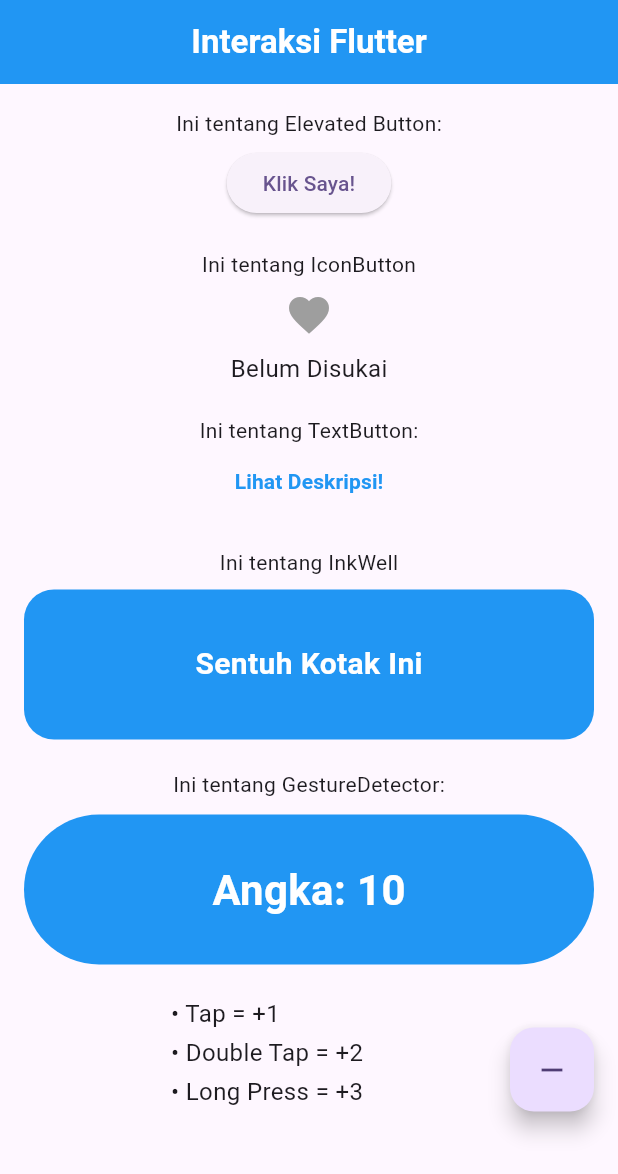
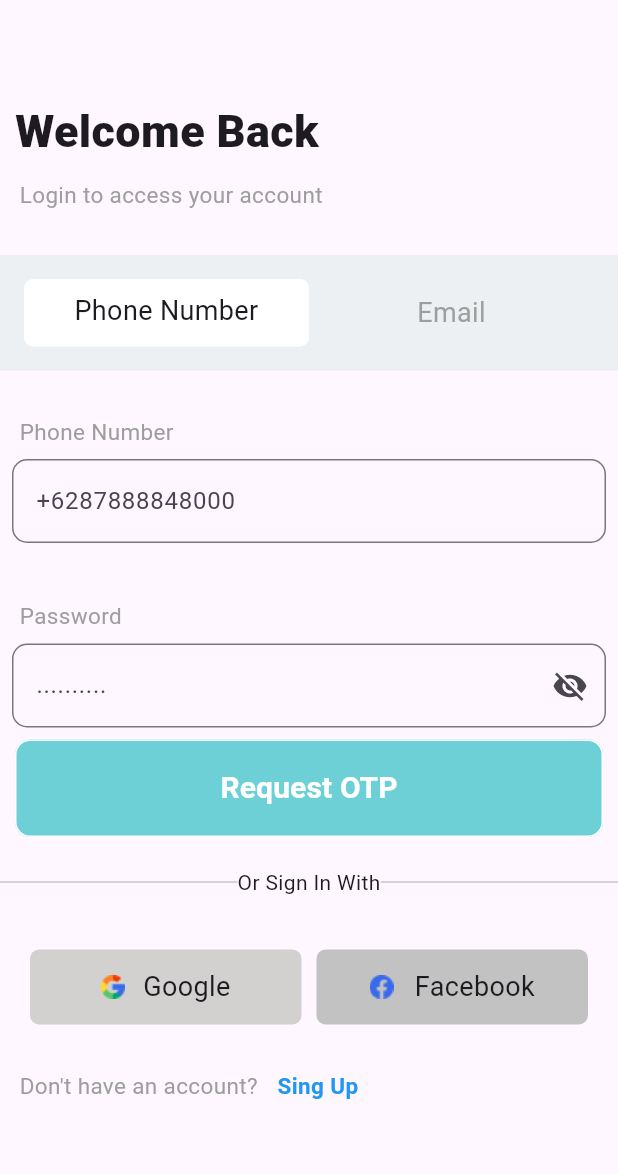
Before and after one commit to belladatascience/bella, a Flutter app: the screen it shows after launch, on a phone screen of 412 x 824 dp. Shown: the top 1174 px of the screen. Run offline on Flutter 3.47's test engine with Material 3 defaults, Android fonts, the phone set to English and light mode, and no system bars; missing offline and left inert: ppkd_b7.

Commit message:
Tugas6Flutter

```diff
--- /dev/null
+++ b/lib/day_11/tugas6.dart
@@ -0,0 +1,228 @@
+import 'package:flutter/material.dart';
+
+class Tugas6 extends StatelessWidget {
+  const Tugas6({super.key});
+
+  @override
+  Widget build(BuildContext context) {
+    return Scaffold(
+      appBar: AppBar(),
+      body: Column(
+        children: [
+          Container(
+            padding: EdgeInsets.all(10),
+            alignment: Alignment.centerLeft,
+            child: Text(
+              "Welcome Back",
+              style: TextStyle(fontSize: 30, fontWeight: FontWeight(1000)),
+            ),
+          ),
+          Container(
+            padding: EdgeInsets.only(left: 13),
+            alignment: Alignment.centerLeft,
+            child: Text(
+              "Login to access your account",
+              style: TextStyle(color: Colors.grey, fontSize: 15),
+            ),
+          ),
+          SizedBox(height: 30),
+          Container(
+            padding: EdgeInsets.all(16),
+            alignment: Alignment.centerLeft,
+            decoration: BoxDecoration(
+              color: const Color.fromARGB(255, 236, 240, 242),
+            ),
+            child: Row(
+              children: [
+                Expanded(
+                  child: Container(
+                    decoration: BoxDecoration(
+                      borderRadius: BorderRadius.circular(6),
+
+                      color: Colors.white,
+                    ),
+                    child: SizedBox(
+                      height: 45,
+                      child: Padding(
+                        padding: const EdgeInsets.all(8.0),
+                        child: Text(
+                          "Phone Number",
+                          style: TextStyle(fontSize: 18),
+                          textAlign: TextAlign.center,
+                        ),
+                      ),
+                    ),
+                  ),
+                ),
+
+                Expanded(
+                  child: Text(
+                    "Email",
+                    style: TextStyle(fontSize: 18, color: Colors.grey),
+                    textAlign: TextAlign.center,
+                  ),
+                ),
+              ],
+            ),
+          ),
+          SizedBox(height: 30),
+          Container(
+            padding: EdgeInsets.only(left: 13),
+            alignment: Alignment.centerLeft,
+            child: Text(
+              "Phone Number",
+              style: TextStyle(color: Colors.grey, fontSize: 15),
+            ),
+          ),
+
+          Padding(
+            padding: const EdgeInsets.all(8.0),
+            child: TextField(
+              decoration: InputDecoration(
+                hintText: "+6287888848000",
+                border: OutlineInputBorder(
+                  borderRadius: BorderRadius.circular(10),
+                ),
+              ),
+            ),
+          ),
+
+          SizedBox(height: 30),
+          Container(
+            padding: EdgeInsets.only(left: 13),
+            alignment: Alignment.centerLeft,
+            child: Text(
+              "Password",
+              style: TextStyle(color: Colors.grey, fontSize: 15),
+            ),
+          ),
+
+          Padding(
+            padding: const EdgeInsets.all(8.0),
+            child: TextField(
+              decoration: InputDecoration(
+                suffixIcon: Icon(Icons.visibility_off),
+                hintText: "..........",
+                border: OutlineInputBorder(
+                  borderRadius: BorderRadius.circular(10),
+                ),
+              ),
+            ),
+          ),
+
+          Container(
+            width: double.infinity,
+            height: 65,
+            padding: EdgeInsets.symmetric(horizontal: 10),
+            decoration: BoxDecoration(shape: BoxShape.rectangle),
+            child: OutlinedButton(
+              style: OutlinedButton.styleFrom(
+                backgroundColor: const Color.fromARGB(255, 109, 208, 215),
+                shape: RoundedRectangleBorder(
+                  borderRadius: BorderRadius.circular(10),
+                ),
+                side: BorderSide(color: Colors.white),
+              ),
+              onPressed: () {},
+              child: Text(
+                "Request OTP",
+                style: TextStyle(
+                  color: Colors.white,
+                  fontSize: 20,
+                  fontWeight: FontWeight.bold,
+                ),
+              ),
+            ),
+          ),
+          SizedBox(height: 20),
+          Row(
+            mainAxisAlignment: MainAxisAlignment.center,
+            children: [
+              Expanded(child: Divider()),
+              Text("Or Sign In With"),
+              Expanded(child: Divider()),
+            ],
+          ),
+          SizedBox(height: 15),
+          Padding(
+            padding: const EdgeInsets.all(20),
+            child: Row(
+              children: [
+                Expanded(
+                  child: Container(
+                    height: 50,
+                    decoration: BoxDecoration(
+                      borderRadius: BorderRadius.circular(6),
+                      color: const Color.fromARGB(255, 211, 208, 208),
+                    ),
+                    child: Row(
+                      mainAxisAlignment: MainAxisAlignment.center,
+                      children: [
+                        Image.asset("assets/images/gg.png"),
+                        SizedBox(width: 12),
+                        Text(
+                          "Google",
+                          style: TextStyle(fontSize: 18),
+                          textAlign: TextAlign.center,
+                        ),
+                      ],
+                    ),
+                  ),
+                ),
+
+                SizedBox(width: 10),
+
+                Expanded(
+                  child: Container(
+                    height: 50,
+                    decoration: BoxDecoration(
+                      borderRadius: BorderRadius.circular(6),
+                      color: const Color.fromARGB(255, 195, 194, 194),
+                    ),
+                    child: Row(
+                      mainAxisAlignment: MainAxisAlignment.center,
+                      children: [
+                        Image.asset("assets/images/fb.png"),
+                        SizedBox(width: 14),
+                        Text(
+                          "Facebook",
+                          style: TextStyle(fontSize: 18),
+                          textAlign: TextAlign.center,
+                        ),
+                      ],
+                    ),
+                  ),
+                ),
+              ],
+            ),
+          ),
+          SizedBox(height: 10),
+          Row(
+            children: [
+              Container(
+                padding: EdgeInsets.only(left: 13),
+                alignment: Alignment.center,
+                child: Text(
+                  "Don't have an account?",
+                  style: TextStyle(color: Colors.grey, fontSize: 15),
+                ),
+              ),
+              Container(
+                padding: EdgeInsets.only(left: 13),
+                alignment: Alignment.center,
+                child: Text(
+                  "Sing Up",
+                  style: TextStyle(
+                    color: Colors.blue,
+                    fontSize: 15,
+                    fontWeight: FontWeight.bold,
+                  ),
+                ),
+              ),
+            ],
+          ),
+        ],
+      ),
+    );
+  }
+}
--- a/lib/day_5/tugas_1.dart
+++ b/lib/day_5/tugas_1.dart
@@ -5,7 +5,8 @@ class tugas1 extends StatelessWidget {
 
   @override
   Widget build(BuildContext context) {
-    return Scaffold(appBar: AppBar(
+    return Scaffold(
+      appBar: AppBar(
         title: const Text('Profil Saya'),
         foregroundColor: Colors.white,
         centerTitle: true,
@@ -16,13 +17,9 @@ child: Column(
           mainAxisAlignment: MainAxisAlignment.start,
           crossAxisAlignment: CrossAxisAlignment.center,
           children: [
-
             const Text(
               'Bella Gita Asmara',
-style: TextStyle(
-fontSize: 28,
-fontWeight: FontWeight.bold,
-),
+              style: TextStyle(fontSize: 28, fontWeight: FontWeight.bold),
               textAlign: TextAlign.center,
             ),
 
@@ -30,21 +27,18 @@ Row(
               mainAxisSize: MainAxisSize.min,
               mainAxisAlignment: MainAxisAlignment.center,
               children: const [
-Icon(Icons.location_on, color: Color.fromARGB(255, 15, 216, 156), size: 20),
-Text(
-'Jakarta Selatan',
-style: TextStyle(fontSize: 16),
+                Icon(
+                  Icons.location_on,
+                  color: Color.fromARGB(255, 15, 216, 156),
+                  size: 20,
                 ),
+                Text('Jakarta Selatan', style: TextStyle(fontSize: 16)),
               ],
             ),
 
             const Text(
               'Seorang peserta pelatihan yang sedang mendalami Flutter di PPKD Jakarta Pusat.',
-style: TextStyle(
-fontSize: 14,
-color: Colors.grey,
-height: 1.5,
-),
+              style: TextStyle(fontSize: 14, color: Colors.grey, height: 1.5),
               textAlign: TextAlign.left,
             ),
           ],
--- a/lib/main.dart
+++ b/lib/main.dart
@@ -1,4 +1,4 @@
-import 'package:bella/day_10/tugas5fluter.dart';
+import 'package:bella/day_11/tugas6.dart';
 import 'package:flutter/material.dart';
 
 void main() {
@@ -31,7 +31,7 @@ class MyApp extends StatelessWidget {
         // tested with just a hot reload.
         colorScheme: .fromSeed(seedColor: Colors.deepPurple),
       ),
-      home: Tugas5Flutter(),
+      home: Tugas6(),
     );
   }
 }
```
Also changed, not shown: assets/images/fb.png (added), assets/images/gg.png (added). Lines whose indentation alone changed are shown as unchanged.
